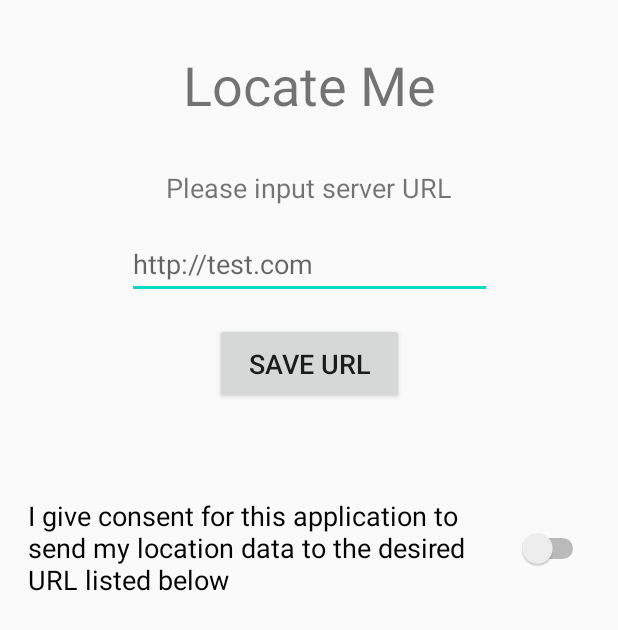
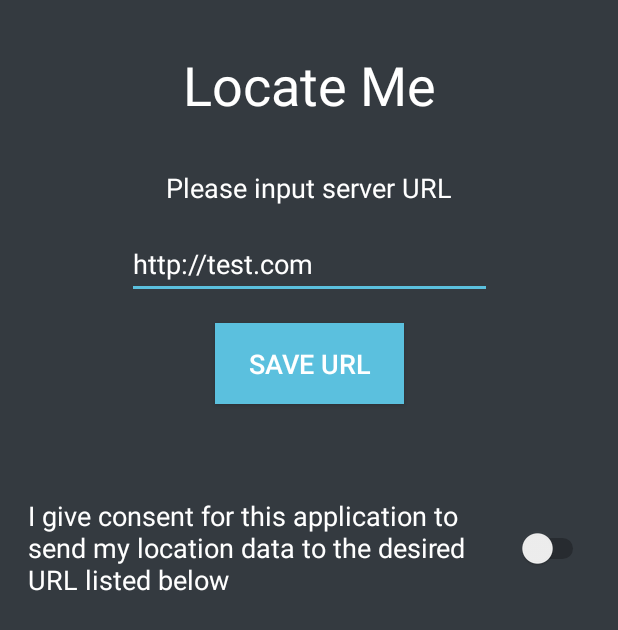
Before and after one commit to BTSTURKEY/LocationAppDevelopment, an Android app: the layout activity_main.xml on its own in the app's theme, with its tools: preview values and no code run, on a phone screen of 412 x 824 dp. Shown: the top 630 px of the screen. Run offline under Robolectric (Android 15) with nearby library versions, the phone set to English and light mode, and no system bars.

Commit message:
Small updates
Changed the color and also added more comments for the code

```diff
--- a/LocationApp/app/src/main/res/layout/activity_main.xml
+++ b/LocationApp/app/src/main/res/layout/activity_main.xml
@@ -4,6 +4,9 @@
     xmlns:tools="http://schemas.android.com/tools"
     android:layout_width="match_parent"
     android:layout_height="match_parent"
+    android:background="#343a40"
+    android:textColor="#FFFFFF"
+
     tools:context=".MainActivity">
 
     <TextView
@@ -13,6 +16,7 @@
         android:layout_marginTop="32dp"
         android:text="@string/locate_me"
         android:textSize="36sp"
+        android:textColor="#FFFFFF"
         app:layout_constraintEnd_toEndOf="parent"
         app:layout_constraintStart_toStartOf="parent"
         app:layout_constraintTop_toTopOf="parent" />
@@ -28,6 +32,7 @@
         android:layout_marginRight="16dp"
         android:text="@string/give_consent"
         android:textSize="18sp"
+        android:textColor="#FFFFFF"
         app:layout_constraintEnd_toEndOf="parent"
         app:layout_constraintHorizontal_bias="0.4"
         app:layout_constraintStart_toStartOf="parent"
@@ -42,6 +47,7 @@
         android:layout_marginEnd="8dp"
         android:text="@string/server_input"
         android:textSize="18sp"
+        android:textColor="#FFFFFF"
         app:layout_constraintBottom_toTopOf="@+id/serverInput"
         app:layout_constraintEnd_toEndOf="parent"
         app:layout_constraintStart_toStartOf="parent"
@@ -57,6 +63,8 @@
         android:hint="@string/hint"
         android:inputType="textWebEditText"
         android:text=""
+        android:textColor="#FFFFFF"
+        android:textColorHint="#FFFFFF"
         android:textSize="18sp"
         app:layout_constraintEnd_toEndOf="parent"
         app:layout_constraintStart_toStartOf="parent"
@@ -72,6 +80,8 @@
         android:textOn="@string/on"
         android:textSize="18sp"
         android:visibility="invisible"
+        android:background="#5bc0de"
+        android:textColor="#FFFFFF"
         app:layout_constraintBottom_toBottomOf="parent"
         app:layout_constraintEnd_toEndOf="parent"
         app:layout_constraintStart_toStartOf="parent" />
@@ -83,6 +93,8 @@
         android:layout_marginTop="16dp"
         android:text="@string/save_url"
         android:textSize="18sp"
+        android:background="#5bc0de"
+        android:textColor="#FFFFFF"
         app:layout_constraintBottom_toTopOf="@+id/consentSwitch"
         app:layout_constraintEnd_toEndOf="parent"
         app:layout_constraintStart_toStartOf="parent"
@@ -95,6 +107,7 @@
         android:layout_marginTop="8dp"
         android:layout_marginBottom="8dp"
         android:textSize="18sp"
+        android:textColor="#FFFFFF"
         app:layout_constraintBottom_toTopOf="@+id/locationButton"
         app:layout_constraintEnd_toEndOf="parent"
         app:layout_constraintHorizontal_bias="0.498"
@@ -107,6 +120,7 @@
         android:layout_width="wrap_content"
         android:layout_height="wrap_content"
         android:layout_marginTop="28dp"
+        android:textColor="#FFFFFF"
         app:layout_constraintEnd_toEndOf="parent"
         app:layout_constraintHorizontal_bias="0.498"
         app:layout_constraintStart_toStartOf="parent"
--- a/LocationApp/app/src/main/res/values/styles.xml
+++ b/LocationApp/app/src/main/res/values/styles.xml
@@ -1,11 +1,11 @@
 <resources>
 
     <!-- Base application theme. -->
-    <style name="AppTheme" parent="Theme.AppCompat.Light.DarkActionBar">
+    <style name="AppTheme" parent="Theme.AppCompat.Light.NoActionBar">
         <!-- Customize your theme here. -->
-        <item name="colorPrimary">@color/colorPrimary</item>
-        <item name="colorPrimaryDark">@color/colorPrimaryDark</item>
-        <item name="colorAccent">@color/colorAccent</item>
+        <item name="colorPrimary">#343a40</item>
+        <item name="colorPrimaryDark">#343a40</item>
+        <item name="colorAccent">#5bc0de</item>
     </style>
 
 </resources>
```
Also changed, not shown: LocationApp/app/src/main/java/uk/co/turkltd/locationapp/LocationService.java (+3 -4 lines), LocationApp/app/src/main/java/uk/co/turkltd/locationapp/MainActivity.java (+21 -10 lines), 1 other file.
